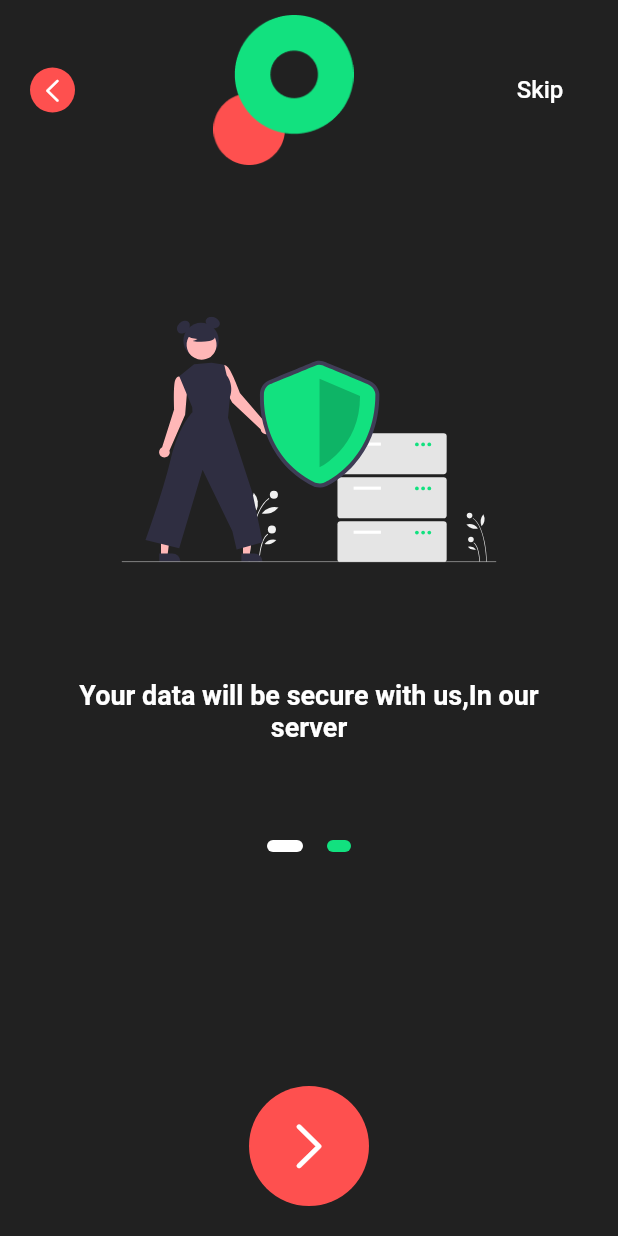
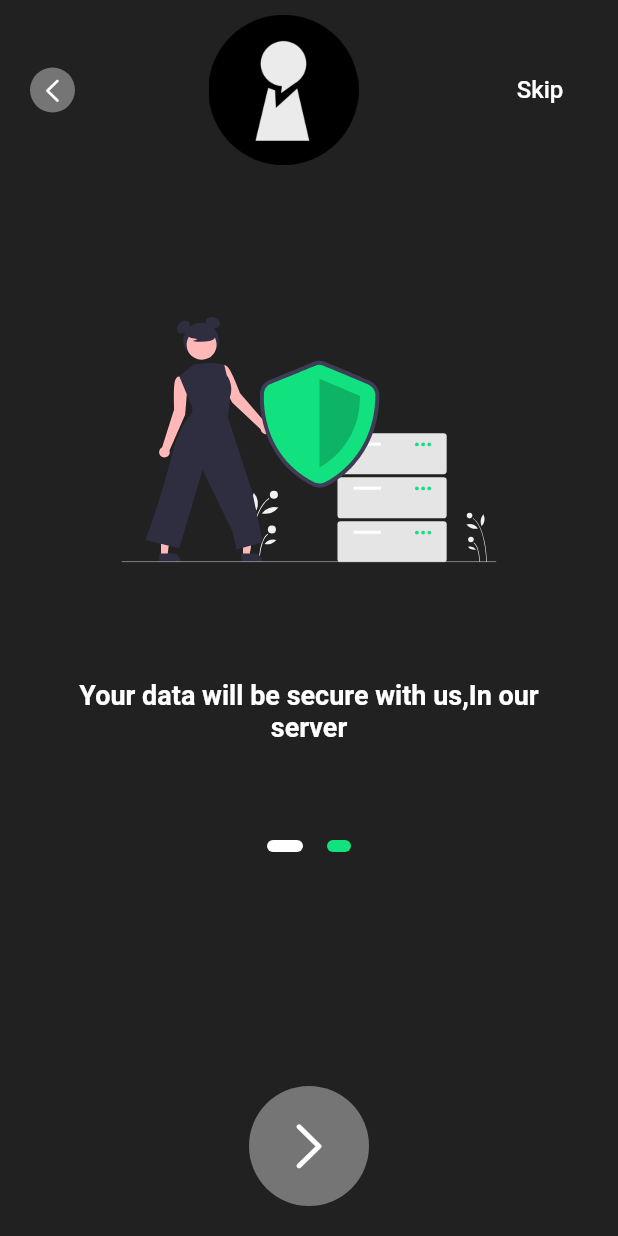
Before and after one commit to alokhegde2/key-secure, a Flutter app: the screen it shows after launch, after a tap on "Sign Up with Email ID", on a phone screen of 412 x 824 dp. Run offline on Flutter 3.47's test engine with Material 2 defaults, Android fonts, the phone set to English and light mode, and no system bars; our stand-ins replace animated_splash_screen, flutter_svg, get, google_fonts; missing offline and left inert: clipboard; network calls fail; Roboto replaces fonts that are missing (Ubuntu).

Commit message:
Made some changes to the auth screens

```diff
--- a/key_secure/lib/views/auth/login/login.dart
+++ b/key_secure/lib/views/auth/login/login.dart
@@ -133,7 +133,7 @@ class Login extends StatelessWidget {
                   },
                   child: Container(
                     decoration: BoxDecoration(
-                      color: Color(0xFF12E17F),
+                      color: Colors.grey.shade600,
                       borderRadius: BorderRadius.circular(10.0),
                     ),
                     child: Center(
--- a/key_secure/lib/views/auth/login/master_pass.dart
+++ b/key_secure/lib/views/auth/login/master_pass.dart
@@ -36,8 +36,8 @@ class MasterPass extends StatelessWidget {
                     height: 15.0,
                   ),
                   Obx(() => Text(
-                        "Please Enter your master password",
-                        // masterPass.pass.toString(),
+                        // "Please Enter your master password",
+                        masterPass.pass.toString(),
                         style: GoogleFonts.ubuntu(
                           fontSize: 16,
                           fontWeight: FontWeight.w500,
--- a/key_secure/lib/views/auth/main_auth.dart
+++ b/key_secure/lib/views/auth/main_auth.dart
@@ -64,7 +64,7 @@ class MainAuth extends StatelessWidget {
                     },
                     child: Container(
                       decoration: BoxDecoration(
-                        color: Color(0xFF12E17F),
+                        color: Colors.grey.shade600,
                         borderRadius: BorderRadius.circular(10.0),
                       ),
                       child: Center(
@@ -93,7 +93,7 @@ class MainAuth extends StatelessWidget {
                         borderRadius: BorderRadius.circular(10.0),
                         border: Border.all(
                           width: 3.0,
-                          color: Color(0xFF12E17F),
+                          color: Colors.grey.shade600,
                         ),
                       ),
                       child: Center(
--- a/key_secure/lib/views/auth/on_board.dart
+++ b/key_secure/lib/views/auth/on_board.dart
@@ -58,7 +58,7 @@ class _OnBoardState extends State<OnBoard> {
                       height: 30.0,
                       width: 30.0,
                       decoration: BoxDecoration(
-                          color: Color(0xFFFE504F),
+                          color: Colors.grey.shade600,
                           borderRadius: BorderRadius.circular(15)),
                       child: Center(
                         child: Icon(
@@ -164,7 +164,7 @@ class _OnBoardState extends State<OnBoard> {
                             height: 80.0,
                             width: 80.0,
                             decoration: BoxDecoration(
-                                color: Color(0xFFFE504F),
+                                color: Colors.grey.shade600,
                                 borderRadius: BorderRadius.circular(40)),
                             child: Center(
                               child: Icon(
@@ -187,7 +187,7 @@ class _OnBoardState extends State<OnBoard> {
                             height: 80.0,
                             width: 80.0,
                             decoration: BoxDecoration(
-                              color: Color(0xFFFE504F),
+                              color: Colors.grey.shade600,
                               borderRadius: BorderRadius.circular(40),
                             ),
                             child: Center(
--- a/key_secure/lib/views/auth/sign_up/masterpin.dart
+++ b/key_secure/lib/views/auth/sign_up/masterpin.dart
@@ -144,7 +144,7 @@ class MasterPin extends StatelessWidget {
                   },
                   child: Container(
                     decoration: BoxDecoration(
-                      color: Color(0xFF12E17F),
+                      color: Colors.grey.shade600,
                       borderRadius: BorderRadius.circular(10.0),
                     ),
                     child: Center(
--- a/key_secure/lib/views/auth/sign_up/register.dart
+++ b/key_secure/lib/views/auth/sign_up/register.dart
@@ -201,7 +201,7 @@ class Register extends StatelessWidget {
                   },
                   child: Container(
                     decoration: BoxDecoration(
-                      color: Color(0xFF12E17F),
+                      color: Colors.grey.shade600,
                       borderRadius: BorderRadius.circular(10.0),
                     ),
                     child: Center(
--- a/key_secure/lib/views/auth/sign_up/success.dart
+++ b/key_secure/lib/views/auth/sign_up/success.dart
@@ -44,7 +44,7 @@ class Success extends StatelessWidget {
                 height: 200.0,
                 width: 200.0,
                 decoration: BoxDecoration(
-                    color: Color(0xFF12E17F),
+                    color: Color(0xFFFE504F),
                     borderRadius: BorderRadius.circular(100.0)),
                 child: Icon(
                   Icons.check,
@@ -64,7 +64,7 @@ class Success extends StatelessWidget {
                     borderRadius: BorderRadius.circular(10.0),
                     border: Border.all(
                       width: 3.0,
-                      color: Color(0xFF12E17F),
+                      color: Colors.grey.shade600,
                     ),
                   ),
                   child: Center(
```
Also changed, not shown: key_secure/assets/logo/logo.png.
